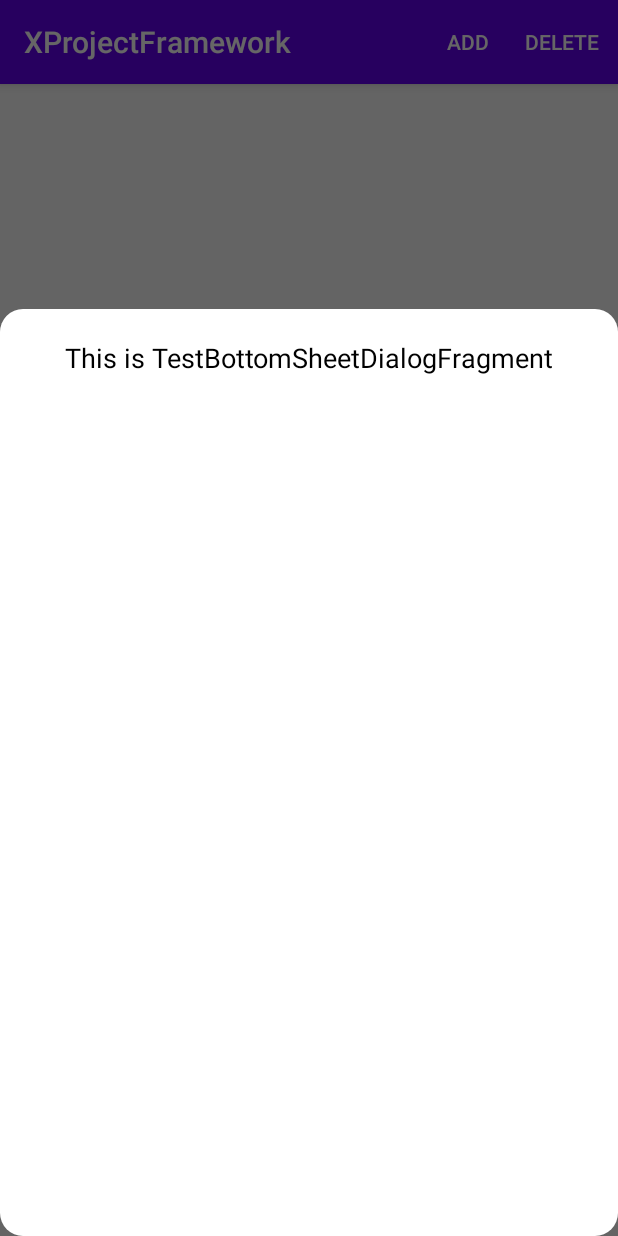
After one commit to isaxiong/XProjectFramework, an Android app: the fragment TestBottomSheetDialogFragment placed in its activity, on a phone screen of 412 x 824 dp. The commit adds this screen. Run offline under Robolectric (Android 15) with nearby library versions, the phone set to English and light mode, and no system bars; libraries missing offline, so code that uses them is left out: com.alibaba.android, org.greenrobot.greendao.

Commit message:
更新内容： 新增BottomSheetDialogFragment

```diff
--- a/app/build.gradle
+++ b/app/build.gradle
@@ -17,14 +17,9 @@ android {
         multiDexEnabled true
 
         testInstrumentationRunner "androidx.test.runner.AndroidJUnitRunner"
-        javaCompileOptions {
-            annotationProcessorOptions {
-                arguments = [moduleName: "main"]
-            }
-        }
         kapt {
             arguments {
-                arg("AROUTER_MODULE_NAME", "main")
+                arg("AROUTER_MODULE_NAME", "app")
             }
         }
     }
@@ -51,7 +46,7 @@ android {
 
 dependencies {
     implementation fileTree(dir: 'libs', include: ['*.jar'])
-    implementation project(":vipcomponent")
+    api project(":vipcomponent")
 
     implementation "org.jetbrains.kotlin:kotlin-stdlib-jdk7:$kotlin_version"
     implementation 'androidx.appcompat:appcompat:1.2.0'
@@ -60,6 +55,7 @@ dependencies {
 
     /* ------------ UI -------------- */
     implementation 'androidx.constraintlayout:constraintlayout:2.0.2'
+    implementation 'com.android.support:design:28.0.0'
     implementation 'androidx.recyclerview:recyclerview:1.1.0'
     implementation "com.github.CymChad:BaseRecyclerViewAdapterHelper:$rootProject.ext.brvahVersion"
 
--- a/app/src/main/java/com/xiong/xprojectframework/MainActivity.kt
+++ b/app/src/main/java/com/xiong/xprojectframework/MainActivity.kt
@@ -6,6 +6,7 @@ import android.view.Menu
 import android.view.MenuItem
 import com.alibaba.android.arouter.facade.annotation.Route
 import com.alibaba.android.arouter.launcher.ARouter
+import com.xiong.xprojectframework.widget.TestBottomSheetDialogFragment
 import kotlinx.android.synthetic.main.activity_main.*
 import org.greenrobot.greendao.AbstractDaoMaster
 
@@ -38,6 +39,13 @@ class MainActivity : AppCompatActivity() {
         btn_test_jump_vip_page.setOnClickListener {
             ARouter.getInstance().build("/vip/HomeActivity").navigation()
         }
+        btn_open_bottom_sheet.setOnClickListener {
+            openBottomSheet()
+        }
+    }
+
+    private fun openBottomSheet() {
+        TestBottomSheetDialogFragment.getInstance().show(supportFragmentManager, "TestBottomSheetDialogFragment")
     }
 
 }
--- /dev/null
+++ b/app/src/main/java/com/xiong/xprojectframework/widget/BaseBottomSheetDialogFragment.kt
@@ -0,0 +1,79 @@
+package com.xiong.xprojectframework.widget
+
+import android.app.Dialog
+import android.graphics.Color
+import android.graphics.drawable.ColorDrawable
+import android.os.Bundle
+import android.view.LayoutInflater
+import android.view.View
+import android.view.ViewGroup
+import android.widget.FrameLayout
+import androidx.coordinatorlayout.widget.CoordinatorLayout
+import com.google.android.material.bottomsheet.BottomSheetBehavior
+import com.google.android.material.bottomsheet.BottomSheetDialog
+import com.google.android.material.bottomsheet.BottomSheetDialogFragment
+import com.xiong.xprojectframework.R
+
+
+/**
+ * @author xiong
+ * @since  2020/12/15
+ * @description BottomSheetDialogFragment基类
+ **/
+abstract class BaseBottomSheetDialogFragment : BottomSheetDialogFragment() {
+
+    override fun onCreateDialog(savedInstanceState: Bundle?): Dialog {
+        return super.onCreateDialog(savedInstanceState)
+    }
+
+    override fun onCreateView(inflater: LayoutInflater, container: ViewGroup?, savedInstanceState: Bundle?): View? {
+        val layoutView = inflater.inflate(getLayoutId(), container, false)
+        initView()
+        return layoutView
+    }
+
+    override fun onCreate(savedInstanceState: Bundle?) {
+        super.onCreate(savedInstanceState)
+        initData()
+    }
+
+    override fun onStart() {
+        super.onStart()
+        initBottomSheetDialogStyle()
+    }
+
+    private fun initBottomSheetDialogStyle() {
+        dialog?.window?.let { window ->
+            // 获取dialog的根布局
+            val bottomSheet = window.findViewById<FrameLayout>(R.id.design_bottom_sheet)
+            // 把windows默认背景颜色去掉，不然圆角显示不见
+            bottomSheet?.background = ColorDrawable(Color.TRANSPARENT)
+            if (bottomSheet != null) {
+                val layoutParam = bottomSheet.layoutParams as CoordinatorLayout.LayoutParams
+                layoutParam.height = getDialogHeight()
+                bottomSheet.layoutParams = layoutParam
+
+                val bottomSheetBehavior = BottomSheetBehavior.from(bottomSheet)
+                // 设置弹窗的最大高度
+                bottomSheetBehavior.peekHeight = getDialogHeight()
+                // 初始为展开状态
+                bottomSheetBehavior.state = BottomSheetBehavior.STATE_EXPANDED
+            }
+        }
+    }
+
+    abstract fun getLayoutId(): Int
+
+    open fun getDialogHeight(): Int {
+        val defaultHeight = resources.displayMetrics.heightPixels
+        return defaultHeight - defaultHeight / 4
+    }
+
+    open fun getDialogWidth(): Int {
+        return ViewGroup.LayoutParams.MATCH_PARENT
+    }
+
+    open fun initView() {}
+
+    open fun initData() {}
+}
--- /dev/null
+++ b/app/src/main/java/com/xiong/xprojectframework/widget/TestBottomSheetDialogFragment.kt
@@ -0,0 +1,29 @@
+package com.xiong.xprojectframework.widget
+
+import com.xiong.xprojectframework.R
+
+/**
+ * @author xiong
+ * @since  2020/12/15
+ * @description BottomSheetDialogFragment测试类
+ **/
+class TestBottomSheetDialogFragment: BaseBottomSheetDialogFragment() {
+
+    companion object {
+        fun getInstance(): TestBottomSheetDialogFragment{
+            return TestBottomSheetDialogFragment()
+        }
+    }
+
+    override fun getLayoutId(): Int {
+        return R.layout.fragment_test_bottom_sheet
+    }
+
+    override fun initView() {
+
+    }
+
+    override fun initData() {
+
+    }
+}
--- /dev/null
+++ b/app/src/main/res/drawable/circle_white_background.xml
@@ -0,0 +1,8 @@
+<?xml version="1.0" encoding="utf-8"?>
+<shape xmlns:android="http://schemas.android.com/apk/res/android"
+    android:shape="rectangle">
+
+    <solid android:color="#ffffff"/>
+    <corners android:radius="15dp"/>
+
+</shape>
--- a/app/src/main/res/layout/activity_main.xml
+++ b/app/src/main/res/layout/activity_main.xml
@@ -27,6 +27,16 @@
         app:layout_constraintTop_toBottomOf="@id/tv_main_content"
         android:text="跳转VIP首页"/>
 
+    <Button
+        android:id="@+id/btn_open_bottom_sheet"
+        android:layout_width="wrap_content"
+        android:layout_height="wrap_content"
+        android:layout_marginTop="20dp"
+        app:layout_constraintStart_toStartOf="parent"
+        app:layout_constraintEnd_toEndOf="parent"
+        app:layout_constraintTop_toBottomOf="@id/btn_test_jump_vip_page"
+        android:text="开启BottomSheet"/>
+
 
 
 <!--    <androidx.recyclerview.widget.RecyclerView-->
--- /dev/null
+++ b/app/src/main/res/layout/fragment_test_bottom_sheet.xml
@@ -0,0 +1,20 @@
+<?xml version="1.0" encoding="utf-8"?>
+<androidx.constraintlayout.widget.ConstraintLayout
+    xmlns:android="http://schemas.android.com/apk/res/android"
+    xmlns:app="http://schemas.android.com/apk/res-auto"
+    android:layout_width="match_parent"
+    android:layout_height="match_parent"
+    android:background="@drawable/circle_white_background">
+
+    <TextView
+        android:layout_width="wrap_content"
+        android:layout_height="wrap_content"
+        app:layout_constraintStart_toStartOf="parent"
+        app:layout_constraintEnd_toEndOf="parent"
+        app:layout_constraintTop_toTopOf="parent"
+        android:layout_marginTop="20dp"
+        android:text="This is TestBottomSheetDialogFragment"
+        android:textColor="@android:color/black"
+        android:textSize="18sp"/>
+
+</androidx.constraintlayout.widget.ConstraintLayout>
--- a/vipcomponent/build.gradle
+++ b/vipcomponent/build.gradle
@@ -14,11 +14,6 @@ android {
         versionName "1.0"
 
         testInstrumentationRunner "androidx.test.runner.AndroidJUnitRunner"
-        javaCompileOptions {
-            annotationProcessorOptions {
-                arguments = [AROUTER_MODULE_NAME: "vip"]
-            }
-        }
         kapt {
             arguments {
                 arg("AROUTER_MODULE_NAME", "vip")
```
Also changed, not shown: 2 other files.
